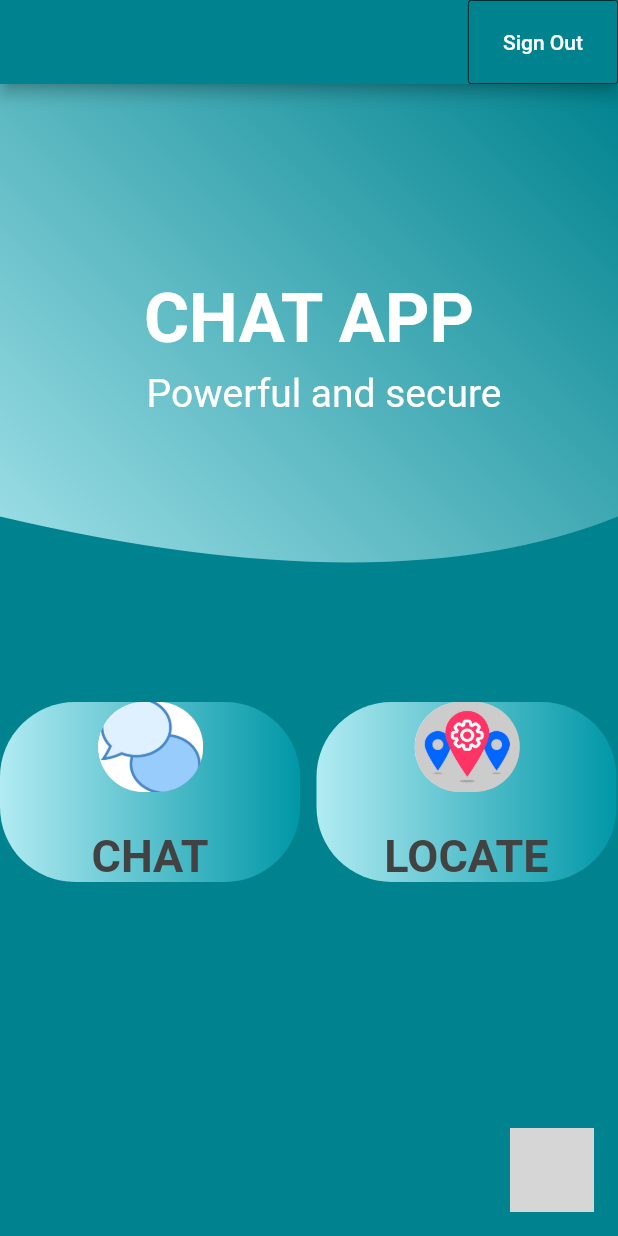
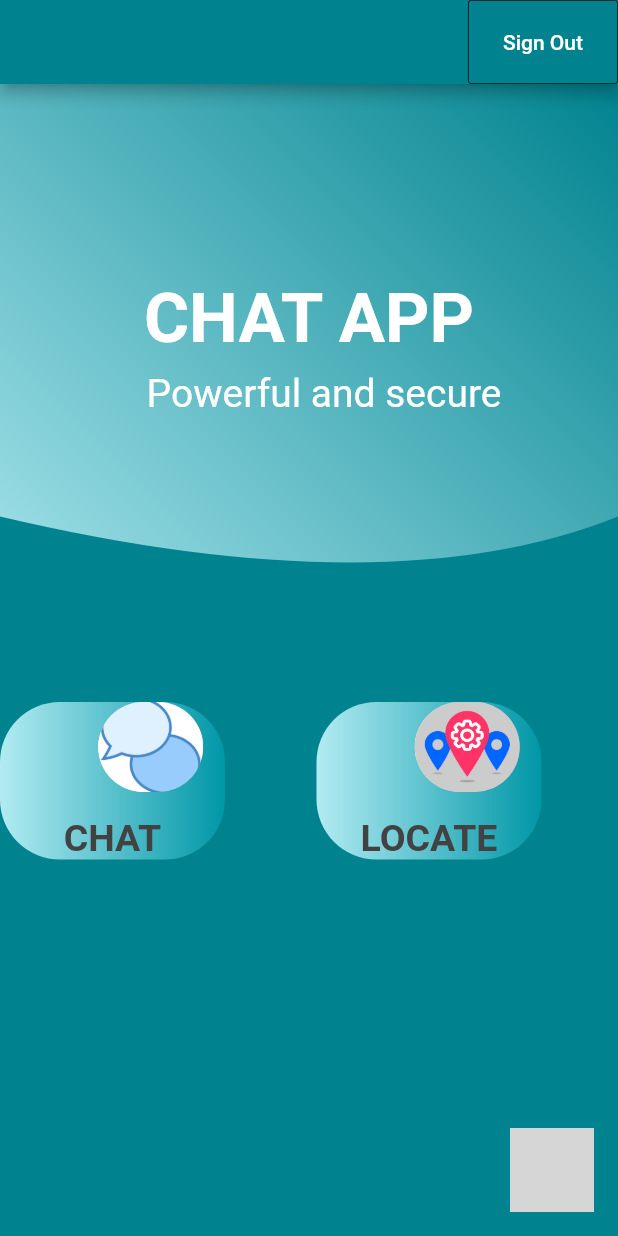
Before and after one commit to Dia96/chat_app, a Flutter app: the MainScreen screen opened directly, on a phone screen of 412 x 824 dp. Run offline on Flutter 3.47's test engine with Material 2 defaults, Android fonts, the phone set to English and light mode, and no system bars; our stand-ins replace animated_text_kit, cloud_firestore, firebase_auth, firebase_core, firebase_storage, flutter_slidable and 8 more; missing offline and left inert: circular_menu, dash_chat, flutter_boom_menu, location_permissions, search_map_place; accounts and stored records are empty; grey boxes are pictures that could not be loaded.

Commit message:
mainscreen polishing

```diff
--- a/lib/screens/mainscreen.dart
+++ b/lib/screens/mainscreen.dart
@@ -1,7 +1,7 @@
 import 'dart:io';
 import 'package:chat_app/home/homescreen.dart';
 import 'package:chat_app/main.dart';
-import 'package:chat_app/screens/info.dart';
+import 'package:chat_app/screens/setting.dart';
 import 'package:chat_app/screens/login.dart';
 import 'package:chat_app/screens/mapscreen.dart';
 import 'package:circular_menu/circular_menu.dart';
@@ -60,7 +60,7 @@ class _MainScreenState extends State<MainScreen>
       resizeToAvoidBottomPadding: false, backgroundColor: Colors.cyan[800],
       floatingActionButton:
       CircularMenu(animationDuration: Duration(milliseconds: 10),
-        toggleButtonPadding: 10, alignment: Alignment.bottomCenter, curve: Curves.fastOutSlowIn,
+        toggleButtonPadding: 5.0, alignment: Alignment.bottomCenter, curve: Curves.fastOutSlowIn,
         toggleButtonBoxShadow: [BoxShadow(color: Colors.cyan[400], spreadRadius: 2, blurRadius: 5)],
         toggleButtonIconColor: PrimaryColor, toggleButtonColor: SecondaryColor, items: [
           CircularMenuItem(icon: Icons.settings, boxShadow: [BoxShadow(color: Colors.cyan[400], spreadRadius: 2, blurRadius: 5)],
@@ -126,16 +126,16 @@ class _MainScreenState extends State<MainScreen>
                     Navigator.pushReplacement(context, MaterialPageRoute(builder: (context) => HomeScreen())
                     );
                     },
-                  child: Container(height: 120, width: 200,
+                  child: Container(height: 105, width: 150,
 
-                    decoration: BoxDecoration(borderRadius: BorderRadius.all(Radius.circular(50.0)
+                    decoration: BoxDecoration(borderRadius: BorderRadius.all(Radius.circular(40.0)
                     ),
                     gradient: LinearGradient(colors: <Color>[Colors.cyan[100], Colors.cyan[700]
                     ]
                     ),
                   ),
                     child: Text('CHAT', style: TextStyle( color: Colors.grey[800], fontWeight: FontWeight.bold,
-                        fontSize: 30)), alignment: Alignment.bottomCenter,
+                        fontSize: 25)), alignment: Alignment.bottomCenter,
                   ),
                 ),
 
@@ -163,13 +163,13 @@ class _MainScreenState extends State<MainScreen>
                   Navigator.pushReplacement(context, MaterialPageRoute(builder: (context) => GoogleScreen())
                   );
                   },
-                child: Container(height: 120, width: 200, decoration: BoxDecoration(
-                  borderRadius: BorderRadius.all(Radius.circular(50.0)),
+                child: Container(height: 105, width: 150, decoration: BoxDecoration(
+                  borderRadius: BorderRadius.all(Radius.circular(40.0)),
                   gradient: LinearGradient(colors: <Color>[Colors.cyan[100], Colors.cyan[700]
                   ]
                   ),
                 ),
-                  child: Text('LOCATE', style: TextStyle(color: Colors.grey[800], fontWeight: FontWeight.bold, fontSize: 30)),
+                  child: Text('LOCATE', style: TextStyle(color: Colors.grey[800], fontWeight: FontWeight.bold, fontSize: 25)),
                   alignment: Alignment.bottomCenter),
               ),
               GestureDetector( onTap: () {
```
Also changed, not shown: lib/screens/setting.dart (renamed from lib/screens/info.dart).
